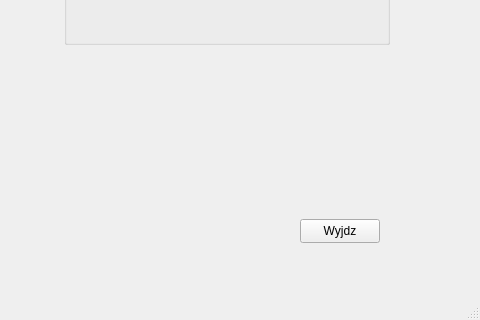
Before: the Qt Designer form mainwindow.ui in michal-skoczylas/Monitorowanie-nawodnienia-roslin-z-gui-QT, drawn with Qt 5; both pictures show x 320 to 800 and y 280 to 600 of the 800 by 600 pixel window.
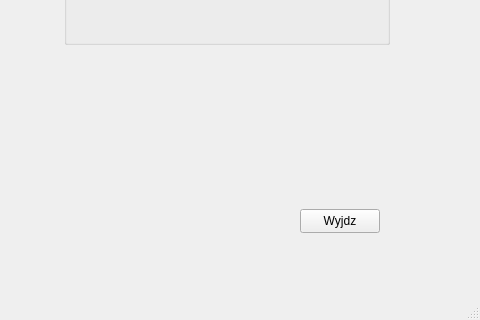
After: the same form once the commit is applied.

What changed in the file:
```diff
--- a/mainwindow.ui
+++ b/mainwindow.ui
@@ -156,7 +156,7 @@
     <property name="geometry">
      <rect>
       <x>620</x>
-      <y>480</y>
+      <y>470</y>
       <width>80</width>
       <height>24</height>
      </rect>
```
